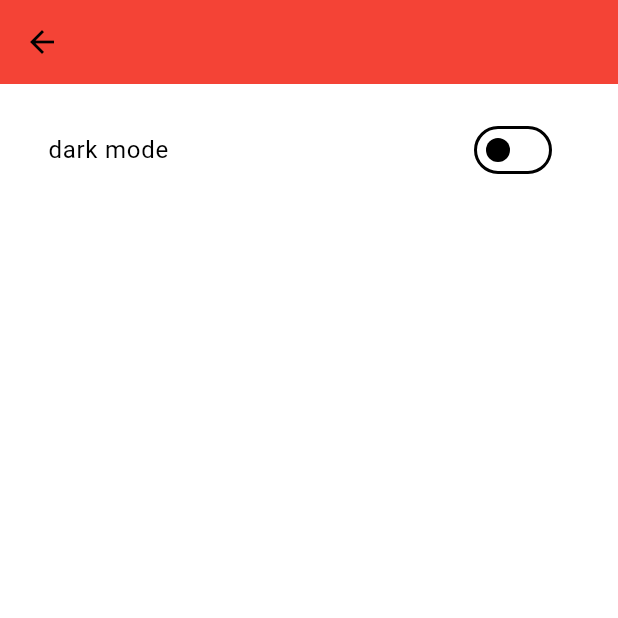
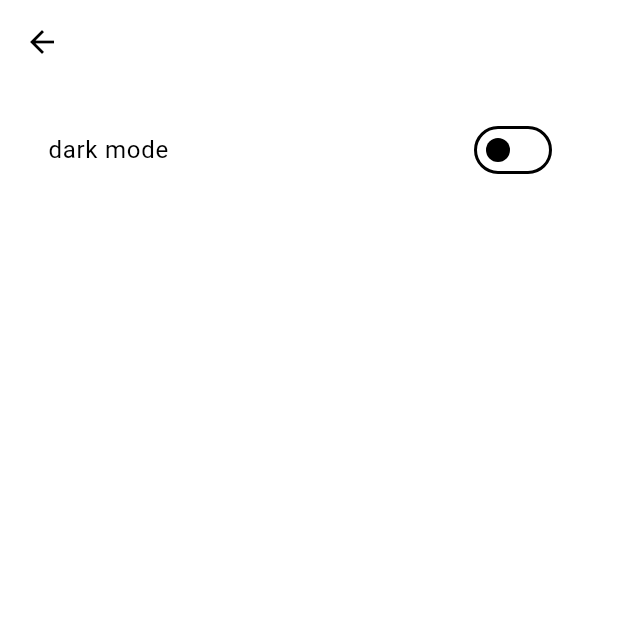
Before and after one commit to davidetagini99/modern_pokedex, a Flutter app: the screen it shows after launch, in the side drawer, after a tap on "settings", on a phone screen of 412 x 824 dp, the top half of it. Run offline on Flutter 3.47's test engine with Material 3 defaults, Android fonts, the phone set to English and light mode, and no system bars; our stand-ins replace shared_preferences; network calls fail.

Commit message:
modified appbar design. Working on the layout of the pokemon details screen. Added the elevation and shadow color to the appbar

```diff
--- a/lib/components/AppBar.dart
+++ b/lib/components/AppBar.dart
@@ -6,8 +6,10 @@ class CustomAppBar extends StatelessWidget implements PreferredSizeWidget {
   final String title;
   final List<Widget> actions; // List of widgets for actions
   final Color backgroundColor;
+  final double elevation;
+  final Color shadowColor;
 
-  const CustomAppBar({Key? key, required this.title, required this.actions, required this.backgroundColor})
+  const CustomAppBar({Key? key, required this.title, required this.actions, required this.backgroundColor, required this.elevation, required this.shadowColor})
       : super(key: key);
 
   @override
@@ -16,6 +18,8 @@ class CustomAppBar extends StatelessWidget implements PreferredSizeWidget {
       title: Text(title),
       actions: actions, // Set the actions here
       backgroundColor: backgroundColor,
+      elevation: elevation,
+      shadowColor: shadowColor,
     );
   }
 
--- a/lib/screens/home.dart
+++ b/lib/screens/home.dart
@@ -63,9 +63,11 @@ class _HomeState extends State<Home> {
       ),
       backgroundColor: Theme.of(context).colorScheme.background,
       appBar: CustomAppBar(
-        backgroundColor: Theme.of(context).colorScheme.primary,
+        backgroundColor: Theme.of(context).colorScheme.background,
         title: "",
         actions: [],
+        elevation: 0,
+        shadowColor: Theme.of(context).colorScheme.secondary,
       ),
       body: generations.isEmpty
           ? Center(child: CircularProgressIndicator())
--- a/lib/screens/pokemons.dart
+++ b/lib/screens/pokemons.dart
@@ -41,9 +41,11 @@ class _PokemonListState extends State<PokemonList> {
     return Scaffold(
       backgroundColor: Theme.of(context).colorScheme.background,
       appBar: CustomAppBar(
-        backgroundColor: Theme.of(context).colorScheme.primary,
+        backgroundColor: Theme.of(context).colorScheme.background,
         title: "",
         actions: [],
+        elevation: 0,
+        shadowColor: Theme.of(context).colorScheme.secondary,
       ),
       body: pokemons.isEmpty
           ? Center(child: CircularProgressIndicator())
--- a/lib/screens/settings.dart
+++ b/lib/screens/settings.dart
@@ -14,8 +14,10 @@ class Settings extends StatelessWidget {
     return Scaffold(
       appBar: CustomAppBar(
         title: "",
-        backgroundColor: Theme.of(context).colorScheme.primary,
+        backgroundColor: Theme.of(context).colorScheme.background,
         actions: [],
+        elevation: 0,
+        shadowColor: Theme.of(context).colorScheme.secondary,
       ),
       body: ListView(
         padding: EdgeInsets.all(16.0),
```
Also changed, not shown: lib/screens/pokemons_details.dart (+109 -2 lines).
